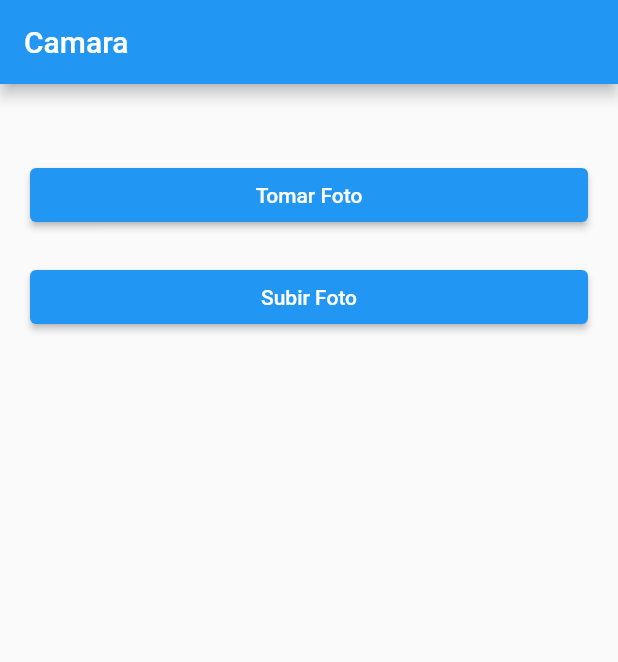
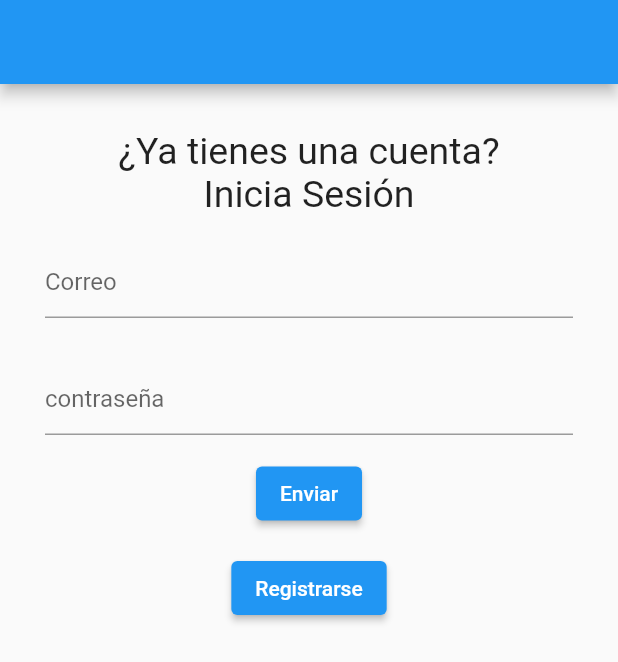
Before and after one commit to Didier-Ro/BasedeDatos-Flutter, a Flutter app: the screen it shows after launch, on a phone screen of 412 x 824 dp. Shown: the top 662 px of the screen. Run offline on Flutter 3.47's test engine with Material 2 defaults, Android fonts, the phone set to English and light mode, and no system bars; our stand-ins replace dio, flutter_smart_dialog, image_cropper, image_picker, shared_preferences.

Commit message:
Loging y Tablas Relacionales

```diff
--- a/lib/ciudades.dart
+++ b/lib/ciudades.dart
@@ -1,3 +1,4 @@
+import 'package:basededatos/mostrar_ciudad.dart';
 import 'package:flutter/material.dart';
 import 'package:shared_preferences/shared_preferences.dart';
 import 'package:http/http.dart' as http;
@@ -68,7 +69,10 @@ class _CiudadesState extends State<Ciudades> {
             guardar();
           }, child: Text("Guardar")),
           ElevatedButton(onPressed: (){
-
+            Navigator.of(context).push(MaterialPageRoute(
+                builder: (BuildContext context){
+                  return Mostrar_Ciudades();
+                }));
           }, child: Text("Ver ciudades"))
         ],
       ),
--- /dev/null
+++ b/lib/inicio_sesion.dart
@@ -0,0 +1,161 @@
+import 'dart:convert';
+
+import 'package:basededatos/ciudades.dart';
+import 'package:basededatos/registro.dart';
+import 'package:flutter/material.dart';
+import 'package:shared_preferences/shared_preferences.dart';
+import 'package:http/http.dart' as http;
+
+class InicioSesion extends StatefulWidget {
+  const InicioSesion({Key? key}) : super(key: key);
+
+  @override
+  State<InicioSesion> createState() => _InicioSesionState();
+}
+
+class _InicioSesionState extends State<InicioSesion> {
+
+  var c_correo = TextEditingController();
+  var c_pass = TextEditingController();
+
+  String correo = '';
+  String pass = '';
+
+  Future<void> guardar_datos(String correo, String pass) async{
+    SharedPreferences prefs = await SharedPreferences.getInstance();
+
+    await prefs.setString('correo', correo);
+    await prefs.setString('pass', pass);
+  }
+
+  Future<void> enviar_datos() async{
+    var url = Uri.parse('https://xstracel.com.mx/basededatos/iniciar_sesion.php');
+    var response = await http.post(url, body: {
+      'correo': correo,
+      'pass': pass
+    }).timeout(Duration(seconds: 90));
+
+    var respuesta = jsonDecode(response.body);
+
+    if(respuesta["respuesta"] == '1'){
+      SharedPreferences prefs = await SharedPreferences.getInstance();
+
+      await prefs.setString('id', respuesta['id'].toString());
+
+      guardar_datos(correo, pass);
+
+      Navigator.of(context).push(MaterialPageRoute(
+          builder: (BuildContext context){
+            return Ciudades();
+          }));
+    }else{
+      print(response.body);
+    }
+  }
+
+  Future<void> ver_datos() async{
+    SharedPreferences prefs = await SharedPreferences.getInstance();
+
+    correo = (await prefs.getString('correo'))!;
+    pass = (await prefs.getString('pass'))!;
+
+    if(correo != null){
+      if(correo != '' ){
+        enviar_datos();
+      }
+    }
+  }
+
+  mostrar_alerta(mensaje){
+    showDialog(
+        context: context,
+        barrierDismissible: false,
+        builder: (BuildContext context){
+          return AlertDialog(
+            title: Text('Ciudades'),
+            content: SingleChildScrollView(
+              child: ListBody(
+                children: [
+                  Text(mensaje),
+                ],
+              ),
+            ),
+            actions: [
+              TextButton(onPressed: (){
+                Navigator.of(context).pop();
+              }, child: Text('Aceptar')),
+            ],
+          );
+        }
+    );
+  }
+
+  @override
+  void initState() {
+    // TODO: implement initState
+    super.initState();
+    ver_datos();
+  }
+
+  @override
+  Widget build(BuildContext context) {
+    return Scaffold(
+      appBar: AppBar(
+      ),
+      body: ListView(
+        children: [
+          Padding(
+            padding: EdgeInsets.all(30),
+            child: Column(
+              children: [
+                Center(
+                  child: Text("¿Ya tienes una cuenta?",
+                    style: TextStyle(fontSize: 25),),
+                ),
+                Center(
+                  child: Text("Inicia Sesión",
+                    style: TextStyle(fontSize: 25),),
+                ),
+                SizedBox(height: 20,),
+                TextField(
+                  decoration: InputDecoration(
+                    hintText: 'Correo',
+                  ),
+                  keyboardType: TextInputType.emailAddress,
+                  controller: c_correo,
+                ),
+                SizedBox(height: 30,),
+                TextField(
+                  decoration: InputDecoration(
+                    hintText: "contraseña"
+                  ),
+                  keyboardType: TextInputType.visiblePassword,
+                  controller: c_pass,
+                ),
+                SizedBox(height: 15,),
+                ElevatedButton(onPressed: (){
+
+                  correo = c_correo.text;
+                  pass = c_pass.text;
+
+                  if ( correo == '' || pass == '' ){
+                    mostrar_alerta("Uno de los campos está vacio complétalos");
+                  }else{
+                    enviar_datos();
+                  }
+                }, child: Text("Enviar")),
+                SizedBox(height: 15,),
+                ElevatedButton(onPressed: (){
+                  Navigator.of(context).push(MaterialPageRoute(
+                      builder: (BuildContext context){
+                        return Registro();
+                      }));
+                }, child: Text("Registrarse"))
+              ],
+            ),
+          )
+        ],
+      ),
+    );
+  }
+}
--- a/lib/main.dart
+++ b/lib/main.dart
@@ -1,4 +1,5 @@
 import 'package:basededatos/camara.dart';
+import 'package:basededatos/inicio_sesion.dart';
 import 'package:basededatos/registro.dart';
 import 'package:flutter/material.dart';
 import 'alta_productos.dart';
@@ -20,7 +21,7 @@ class MyApp extends StatelessWidget {
       theme: ThemeData(
         primarySwatch: Colors.blue,
       ),
-      home: Camara(),
+      home: InicioSesion(),
       navigatorObservers: [FlutterSmartDialog.observer],
       builder: FlutterSmartDialog.init(),
     );
--- a/lib/registro.dart
+++ b/lib/registro.dart
@@ -19,8 +19,15 @@ class _RegistroState extends State<Registro> {
   var c_pass = TextEditingController();
 
   String? usuario = '';
-  String? correo = '';
-  String? pass = '';
+  String correo = '';
+  String pass = '';
+
+  Future<void> guardar_datos(String correo, String pass) async{
+    SharedPreferences prefs = await SharedPreferences.getInstance();
+
+    await prefs.setString('correo', correo);
+    await prefs.setString('pass', pass);
+  }
 
   Future<void> registrarme() async{
     var url = Uri.parse('https://xstracel.com.mx/basededatos/registrar_usuario.php');
@@ -44,6 +51,8 @@ class _RegistroState extends State<Registro> {
       SharedPreferences prefs = await SharedPreferences.getInstance();
 
       await prefs.setString('id', respuesta['id'].toString());
+
+      guardar_datos(correo, pass);
 
       Navigator.of(context).push(MaterialPageRoute(
           builder: (BuildContext context){
```
Also changed, not shown: lib/mostrar_ciudad.dart (+12 -1 lines).
